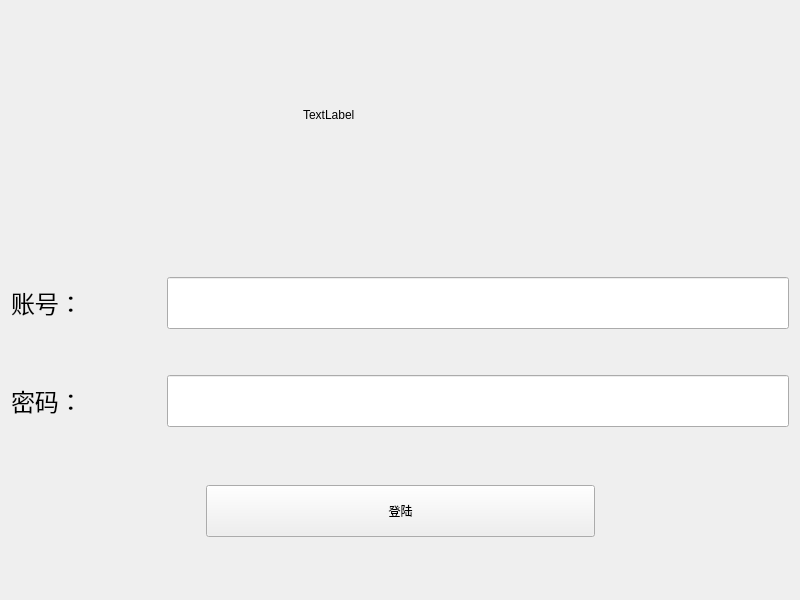
Qt form AccountingSystem/logdialog.ui (HuangXiaoFeng123/AccountingSystem) before a commit.
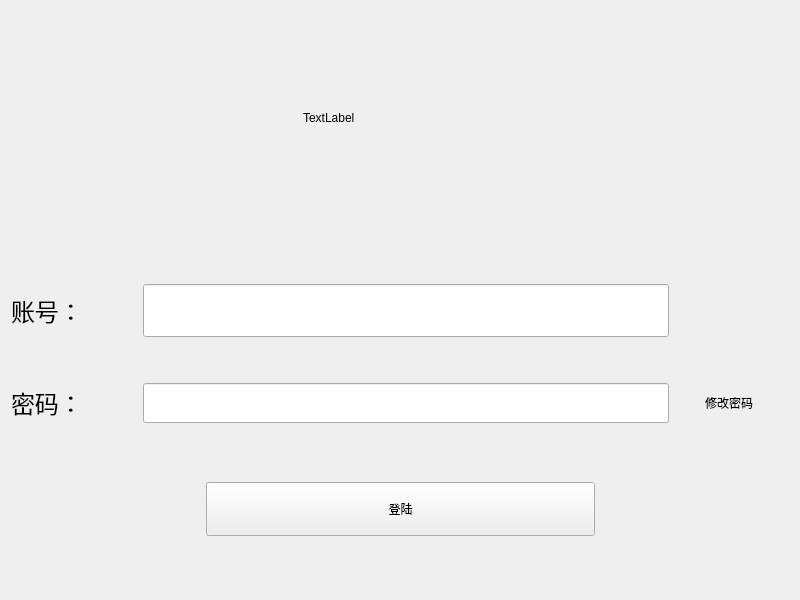
The same form after that commit.

```diff
--- a/AccountingSystem/logdialog.ui
+++ b/AccountingSystem/logdialog.ui
@@ -76,7 +76,7 @@
       </spacer>
      </item>
      <item>
-      <layout class="QHBoxLayout" name="horizontalLayout_3" stretch="1,4">
+      <layout class="QHBoxLayout" name="horizontalLayout_3" stretch="1,4,0">
        <property name="spacing">
         <number>0</number>
        </property>
@@ -109,6 +109,19 @@
          </property>
         </widget>
        </item>
+       <item>
+        <spacer name="horizontalSpacer_5">
+         <property name="orientation">
+          <enum>Qt::Horizontal</enum>
+         </property>
+         <property name="sizeHint" stdset="0">
+          <size>
+           <width>120</width>
+           <height>20</height>
+          </size>
+         </property>
+        </spacer>
+       </item>
       </layout>
      </item>
      <item>
@@ -125,7 +138,7 @@
       </spacer>
      </item>
      <item>
-      <layout class="QHBoxLayout" name="horizontalLayout_4" stretch="1,4">
+      <layout class="QHBoxLayout" name="horizontalLayout_4" stretch="1,4,0">
        <property name="spacing">
         <number>0</number>
        </property>
@@ -152,6 +165,40 @@
          </property>
         </widget>
        </item>
+       <item>
+        <widget class="QPushButton" name="ButtonPassWork">
+         <property name="sizePolicy">
+          <sizepolicy hsizetype="Minimum" vsizetype="Preferred">
+           <horstretch>0</horstretch>
+           <verstretch>0</verstretch>
+          </sizepolicy>
+         </property>
+         <property name="minimumSize">
+          <size>
+           <width>120</width>
+           <height>40</height>
+          </size>
+         </property>
+         <property name="maximumSize">
+          <size>
+           <width>120</width>
+           <height>40</height>
+          </size>
+         </property>
+         <property name="autoFillBackground">
+          <bool>false</bool>
+         </property>
+         <property name="styleSheet">
+          <string notr="true">background:transparent</string>
+         </property>
+         <property name="text">
+          <string>修改密码</string>
+         </property>
+         <property name="flat">
+          <bool>true</bool>
+         </property>
+        </widget>
+       </item>
       </layout>
      </item>
      <item>
```
